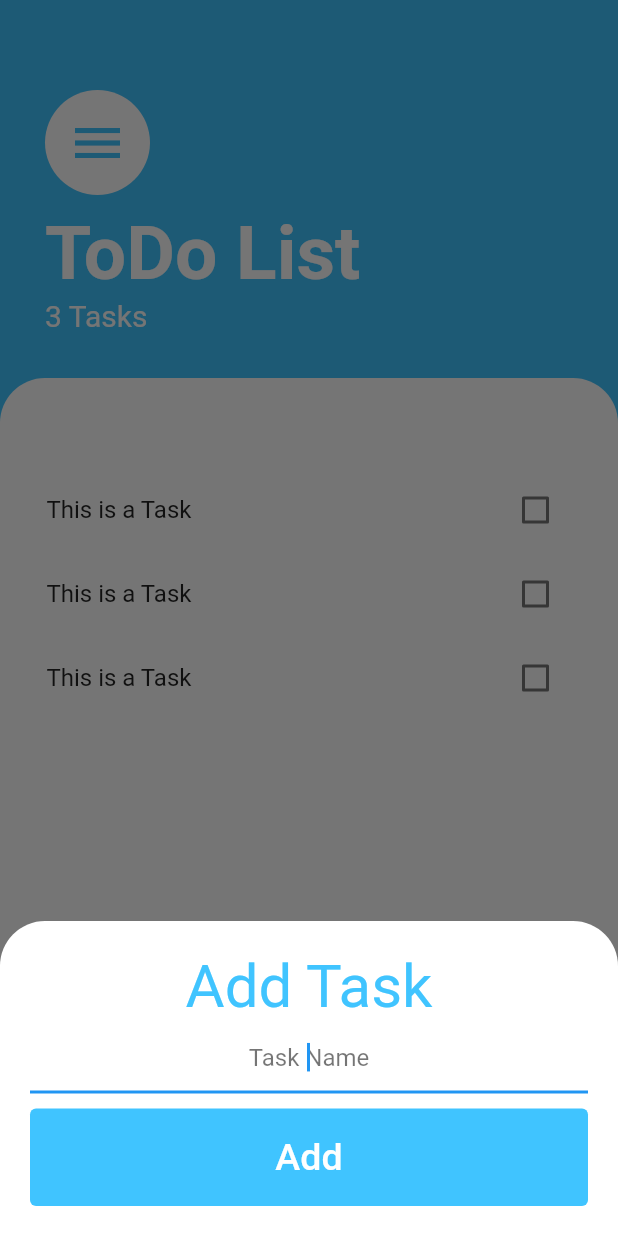
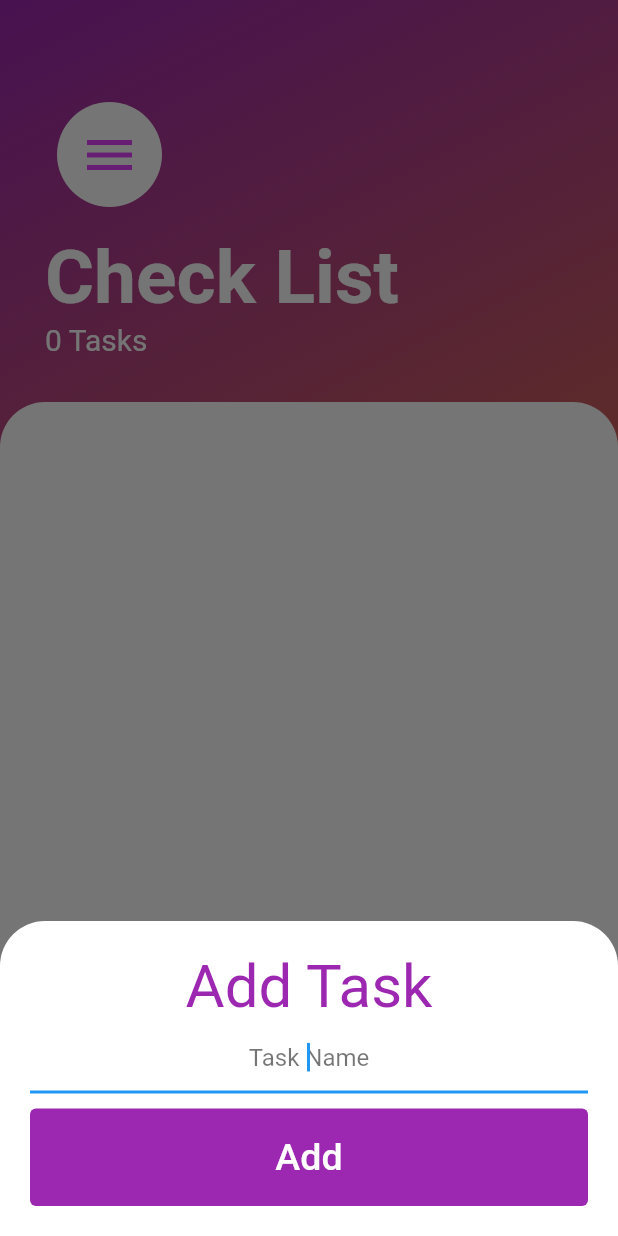
Before and after one commit to kamranjalil1006/MyCheckList, a Flutter app: the screen it shows after launch, after a tap on the "add" icon, on a phone screen of 412 x 824 dp. Run offline on Flutter 3.47's test engine with Material 2 defaults, Android fonts, the phone set to English and light mode, and no system bars.

Commit message:
Features added

```diff
--- a/lib/Components/new_task_data.dart
+++ b/lib/Components/new_task_data.dart
@@ -3,11 +3,7 @@ import 'package:flutter/foundation.dart';
 import 'package:custom_todo_list_app/Components/task.dart';
 
 class NewTaskData extends ChangeNotifier {
-  List<Task> _tasks = [
-    Task(name: 'This is a Task'),
-    Task(name: 'This is a Task'),
-    Task(name: 'This is a Task')
-  ];
+  List<Task> _tasks = [];
 
   UnmodifiableListView<Task> get tasks {
     return UnmodifiableListView(_tasks);
@@ -24,7 +20,7 @@ class NewTaskData extends ChangeNotifier {
   }
 
   void taskUpdate(Task currentTask) {
-    currentTask.boxCheckerStateChanger();
+    currentTask.togglingCheckStateMethod();
     notifyListeners();
   }
 
--- a/lib/Components/task.dart
+++ b/lib/Components/task.dart
@@ -4,7 +4,7 @@ class Task {
 
   Task({required this.name, this.isDone = false});
 
-  void boxCheckerStateChanger() {
+  void togglingCheckStateMethod() {
     isDone = !isDone;
   }
 }
--- a/lib/custom_widgets/list_tile.dart
+++ b/lib/custom_widgets/list_tile.dart
@@ -25,6 +25,7 @@ class MyCustomListTile extends StatelessWidget {
         onChanged: (value) {
           boxCheckToggle(value);
         },
+        activeColor: Colors.purpleAccent,
       ),
       onLongPress: () {
         onLongPress();
--- a/lib/main.dart
+++ b/lib/main.dart
@@ -11,7 +11,8 @@ class CustomToDoList extends StatelessWidget {
   @override
   Widget build(BuildContext context) {
     return ChangeNotifierProvider<NewTaskData>(
-      create: (context) => NewTaskData(),
+      // provider is used for allocating a resource to be easily accessible every where in the app
+      create: (context) => NewTaskData(), // The resource is initialized here
       child: MaterialApp(
         home: TasksScreen(),
       ),
--- a/lib/screens/add_task_screen.dart
+++ b/lib/screens/add_task_screen.dart
@@ -25,7 +25,7 @@ class BottomSheetBuilder extends StatelessWidget {
               Text(
                 'Add Task',
                 textAlign: TextAlign.center,
-                style: TextStyle(fontSize: 40, color: Colors.lightBlueAccent),
+                style: TextStyle(fontSize: 40, color: Colors.purple),
               ),
               TextField(
                 autofocus: true,
@@ -43,9 +43,10 @@ class BottomSheetBuilder extends StatelessWidget {
               ),
               TextButton(
                 style: TextButton.styleFrom(
-                  backgroundColor: Colors.lightBlueAccent,
+                  backgroundColor: Colors.purple,
                 ),
                 onPressed: () {
+                  // upon pressing the 'Add', application will call the addNewTask method located inside the resource class(NewTaskData) that we allocated to the Provider Widget and Pop the bottomSheet
                   Provider.of<NewTaskData>(context, listen: false)
                       .addNewTask(newTaskTitle);
                   Navigator.pop(context);
--- a/lib/screens/tasks_screen.dart
+++ b/lib/screens/tasks_screen.dart
@@ -1,6 +1,8 @@
+import 'package:custom_todo_list_app/Components/instructions.dart';
 import 'package:custom_todo_list_app/Components/new_task_data.dart';
 import 'package:custom_todo_list_app/custom_widgets/list_view.dart';
 import 'package:custom_todo_list_app/screens/add_task_screen.dart';
+import 'package:flutter/cupertino.dart';
 import 'package:flutter/material.dart';
 import 'package:provider/provider.dart';
 
@@ -8,22 +10,35 @@ class TasksScreen extends StatelessWidget {
   @override
   Widget build(BuildContext context) {
     return SafeArea(
+      child: Container(
+        decoration: BoxDecoration(
+          gradient: LinearGradient(
+            begin: Alignment.topLeft,
+            end: Alignment.bottomRight,
+            colors: [Colors.purple, Colors.orange],
+          ),
+        ),
         child: Scaffold(
-        backgroundColor: Colors.lightBlueAccent,
+          backgroundColor: Colors.transparent,
           floatingActionButton: FloatingActionButton(
+            backgroundColor: Colors.purpleAccent,
             child: Icon(
               Icons.add,
               size: 40,
             ),
             onPressed: () {
               showModalBottomSheet(
+                // this is used for Displaying the bottomSheet for the user to add another task
                 isScrollControlled: true,
+                // if only 'isScrollControlled' is true without the SingleChildScrollView Widget then the bottomSheet will acquire the whole screen
                 context: context,
                 builder: (context) => SingleChildScrollView(
                   padding: EdgeInsets.only(
                     bottom: MediaQuery.of(context).viewInsets.bottom,
+                    // this restricts the bottomSheet to its required area only
                   ),
                   child: BottomSheetBuilder(),
+                  // this widget will be displayed in bottomSheet
                 ),
               );
             },
@@ -38,20 +53,30 @@ class TasksScreen extends StatelessWidget {
                   child: Column(
                     crossAxisAlignment: CrossAxisAlignment.start,
                     children: [
-                    CircleAvatar(
+                      TextButton(
+                        // this button is used for displaying instructions
+                        onPressed: () {
+                          showModalBottomSheet(
+                              context: context,
+                              builder: (context) {
+                                return Instructions();
+                              });
+                        },
+                        child: CircleAvatar(
                           radius: 35,
                           backgroundColor: Colors.white,
                           child: Icon(
                             Icons.menu,
-                        color: Colors.lightBlueAccent,
+                            color: Colors.purpleAccent,
                             size: 40,
+                          ),
                         ),
                       ),
                       SizedBox(
                         height: 10,
                       ),
                       Text(
-                      'ToDo List',
+                        'Check List',
                         style: TextStyle(
                             fontSize: 50,
                             color: Colors.white,
@@ -82,6 +107,7 @@ class TasksScreen extends StatelessWidget {
             ],
           ),
         ),
+      ),
     );
   }
 }
```
Also changed, not shown: lib/Components/instructions.dart (added, +57 -0 lines), 1 other file. Lines whose indentation alone changed are shown as unchanged.
